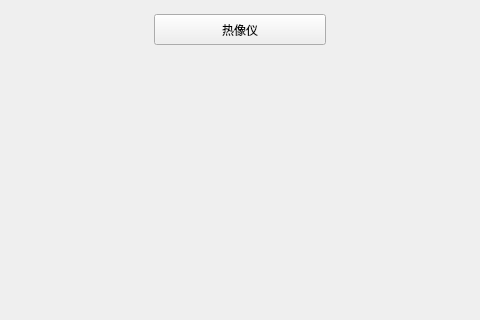
Old version of the form mainwindow.ui in the repository Potato-Hui/QT; both pictures show x 496 to 976 and y 290 to 610 of the 1280 by 720 pixel window.
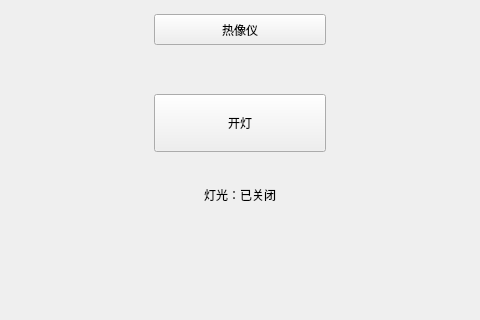
New version of the form. The open tabs and pages were chosen to show the change.

The edit to the form file:
```diff
--- a/mainwindow.ui
+++ b/mainwindow.ui
@@ -1236,6 +1236,47 @@
          <bool>false</bool>
         </property>
        </widget>
+       <widget class="QPushButton" name="lightToggleButton">
+        <property name="geometry">
+         <rect>
+          <x>650</x>
+          <y>300</y>
+          <width>172</width>
+          <height>58</height>
+         </rect>
+        </property>
+        <property name="text">
+         <string>开灯</string>
+        </property>
+        <property name="checkable">
+         <bool>true</bool>
+        </property>
+        <property name="checked">
+         <bool>false</bool>
+        </property>
+       </widget>
+       <widget class="QLabel" name="lightStatusLabel">
+        <property name="geometry">
+         <rect>
+          <x>590</x>
+          <y>370</y>
+          <width>292</width>
+          <height>62</height>
+         </rect>
+        </property>
+        <property name="text">
+         <string>灯光：已关闭</string>
+        </property>
+        <property name="alignment">
+         <set>Qt::AlignCenter</set>
+        </property>
+        <property name="wordWrap">
+         <bool>true</bool>
+        </property>
+        <property name="role" stdset="0">
+         <string>muted</string>
+        </property>
+       </widget>
        <widget class="QPushButton" name="settingBackButton">
         <property name="geometry">
          <rect>
```
